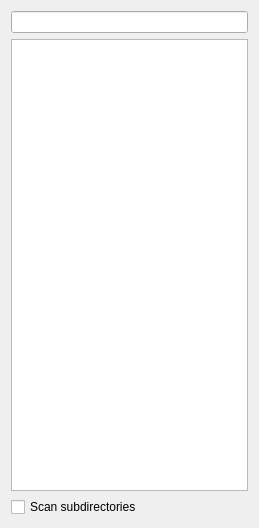
Before: the Qt Designer form ui/filebrowser.ui in sjuvonen/coquillo, drawn with Qt 5.
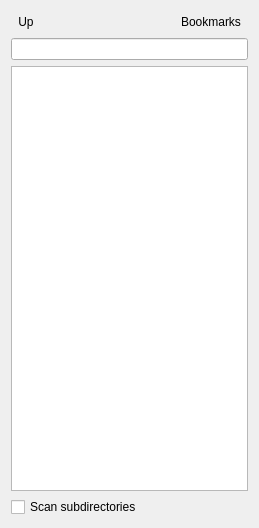
After: the same form once the commit is applied.

What changed in the file:
```diff
--- a/ui/filebrowser.ui
+++ b/ui/filebrowser.ui
@@ -14,6 +14,46 @@
    <string>Form</string>
   </property>
   <layout class="QVBoxLayout" name="verticalLayout">
+   <item>
+    <layout class="QHBoxLayout" name="horizontalLayout">
+     <item>
+      <widget class="QToolButton" name="toolButton">
+       <property name="text">
+        <string>Up</string>
+       </property>
+       <property name="autoRaise">
+        <bool>true</bool>
+       </property>
+      </widget>
+     </item>
+     <item>
+      <spacer name="horizontalSpacer">
+       <property name="orientation">
+        <enum>Qt::Horizontal</enum>
+       </property>
+       <property name="sizeHint" stdset="0">
+        <size>
+         <width>40</width>
+         <height>20</height>
+        </size>
+       </property>
+      </spacer>
+     </item>
+     <item>
+      <widget class="QToolButton" name="toolButton_2">
+       <property name="text">
+        <string>Bookmarks</string>
+       </property>
+       <property name="popupMode">
+        <enum>QToolButton::InstantPopup</enum>
+       </property>
+       <property name="autoRaise">
+        <bool>true</bool>
+       </property>
+      </widget>
+     </item>
+    </layout>
+   </item>
    <item>
     <widget class="QLineEdit" name="path"/>
    </item>
```
